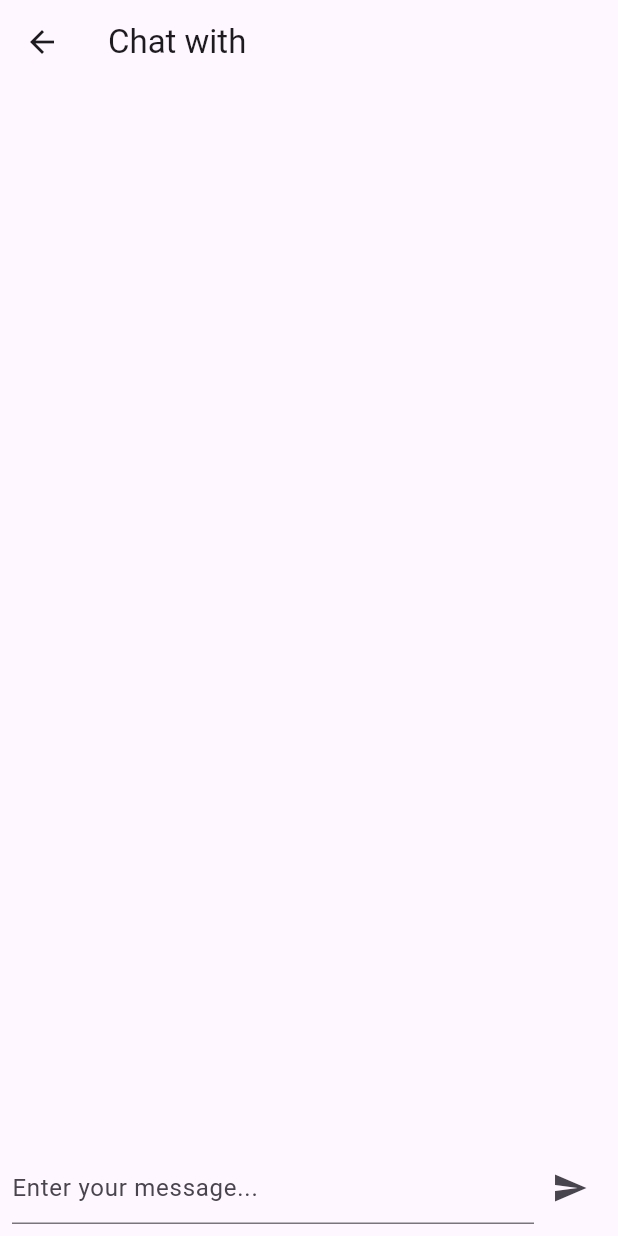
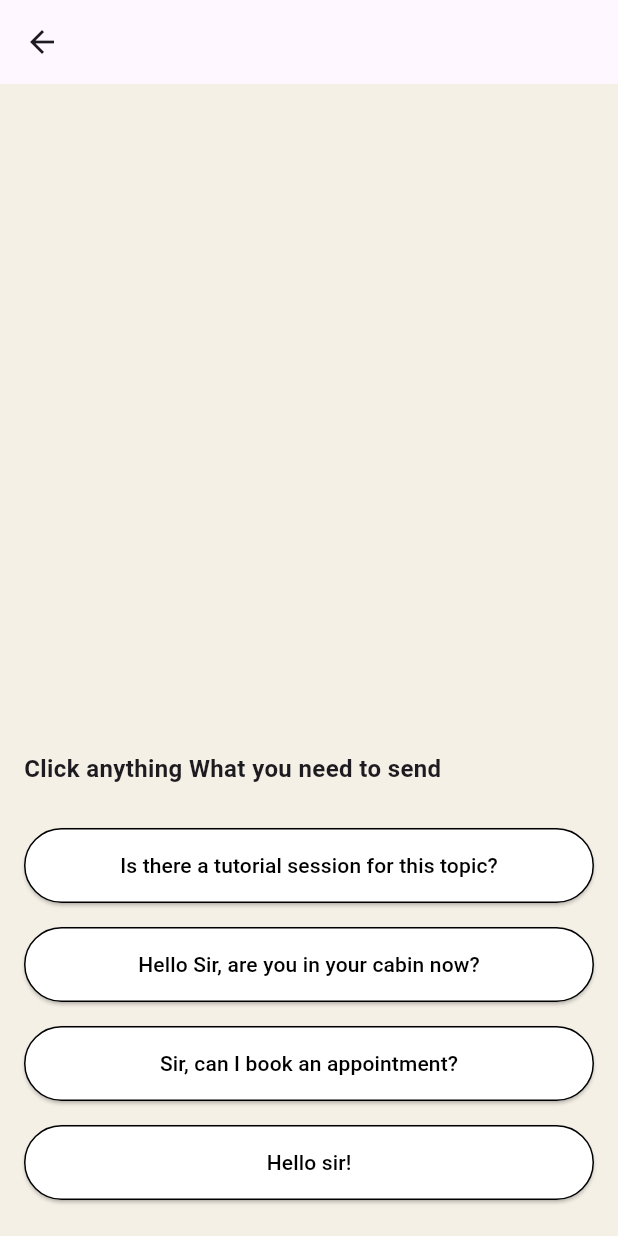
Before and after one commit to SanjanaJaya/Finder, a Flutter app: the LecturerDetailPage screen opened directly with empty values, after a tap on "Chat with Lecturer", on a phone screen of 412 x 824 dp. Run offline on Flutter 3.47's test engine with Material 3 defaults, Android fonts, the phone set to English and light mode, and no system bars; our stand-ins replace cloud_firestore, firebase_auth, firebase_core; accounts and stored records are empty.

Commit message:
Fully updated and finished chat option with ui improvements.

```diff
--- a/finder/lib/lecturer_detail_page.dart
+++ b/finder/lib/lecturer_detail_page.dart
@@ -3,7 +3,7 @@ import 'student_chat_screen.dart';
 
 class LecturerDetailPage extends StatelessWidget {
   final Map<String, dynamic> lecturer;
-  final String studentUid; // Pass the student's UID
+  final String studentUid;
 
   LecturerDetailPage({required this.lecturer, required this.studentUid});
 
@@ -35,7 +35,7 @@ class LecturerDetailPage extends StatelessWidget {
               radius: 50,
               backgroundImage: AssetImage(
                 'assets/profile_placeholder.png',
-              ), // Update as needed
+              ),
             ),
             const SizedBox(height: 10),
             Text(
@@ -44,21 +44,21 @@ class LecturerDetailPage extends StatelessWidget {
             ),
             const SizedBox(height: 5),
             Text(
-              lecturer['Job_Role'],
+              lecturer['Job_Role'] ?? "Unknown role",
               style: TextStyle(fontSize: 16, color: Colors.grey[700]),
             ),
             const SizedBox(height: 20),
             ListTile(
               leading: const Icon(Icons.email),
-              title: Text(lecturer['Email']),
+              title: Text(lecturer['Email'] ?? "No email available"),
             ),
             ListTile(
               leading: const Icon(Icons.phone),
-              title: Text(lecturer['Contact No']),
+              title: Text(lecturer['Contact No'] ?? "No contact available"),
             ),
             ListTile(
               leading: const Icon(Icons.business),
-              title: Text(lecturer['Faculty_Name']),
+              title: Text(lecturer['Faculty_Name'] ?? "No faculty info"),
             ),
             const SizedBox(height: 20),
             ElevatedButton(
@@ -87,18 +87,16 @@ class LecturerDetailPage extends StatelessWidget {
             const SizedBox(height: 20),
             ElevatedButton.icon(
               onPressed: () {
-                // Ensure lecturer contains 'Email' and 'uid'
-                if (lecturer.containsKey('Email') &&
-                    lecturer.containsKey('uid')) {
+                if (lecturer.containsKey('uid')) {
                   Navigator.push(
                     context,
                     MaterialPageRoute(
-                      builder:
-                          (context) => StudentChatScreen(
-                            lecturerEmail: lecturer['Email'],
-                            lecturerId: lecturer['uid'],
-                            studentUid: studentUid, // Pass student's UID
-                          ),
+                      builder: (context) => StudentChatScreen(
+                        lecturerId: lecturer['uid'],
+                        studentUid: studentUid,
+                        lecturerFirstName: lecturer['L_First_Name'] ?? '',
+                        lecturerLastName: lecturer['L_Last_Name'] ?? '',
+                      ),
                     ),
                   );
                 } else {
--- a/finder/lib/student_chat_screen.dart
+++ b/finder/lib/student_chat_screen.dart
@@ -2,55 +2,72 @@ import 'package:flutter/material.dart';
 import 'package:cloud_firestore/cloud_firestore.dart';
 
 class StudentChatScreen extends StatefulWidget {
-  final String lecturerEmail;
   final String lecturerId;
   final String studentUid;
+  final String lecturerFirstName;
+  final String lecturerLastName;
 
   StudentChatScreen({
-    required this.lecturerEmail,
     required this.lecturerId,
     required this.studentUid,
+    required this.lecturerFirstName,
+    required this.lecturerLastName,
   });
 
   @override
   _StudentChatScreenState createState() => _StudentChatScreenState();
 }
 
-class _StudentChatScreenState extends State<StudentChatScreen> {
-  final TextEditingController _messageController = TextEditingController();
-  int _sentMessages = 0; // Track sent messages
+class _StudentChatScreenState extends State<StudentChatScreen>
+    with SingleTickerProviderStateMixin {
+  int _sentMessagesToday = 0;
+  final List<String> _predefinedMessages = [
+    "Is there a tutorial session for this topic?",
+    "Hello Sir, are you in your cabin now?",
+    "Sir, can I book an appointment?",
+    "Hello sir!",
+  ];
+
+  late AnimationController _controller;
+  late Animation<Offset> _animation;
 
   @override
   void initState() {
     super.initState();
-    _checkSentMessages(); // Check message count on load
+    _checkMessagesToday();
+    _controller = AnimationController(
+      duration: Duration(milliseconds: 300),
+      vsync: this,
+    );
+    _animation = Tween<Offset>(
+      begin: Offset(0, 1),
+      end: Offset(0, 0),
+    ).animate(CurvedAnimation(parent: _controller, curve: Curves.easeOut));
   }
 
-  // Check how many messages the student has sent
-  Future<void> _checkSentMessages() async {
-    QuerySnapshot sentMessages =
-        await FirebaseFirestore.instance
+  Future<void> _checkMessagesToday() async {
+    DateTime now = DateTime.now();
+    DateTime startOfDay = DateTime(now.year, now.month, now.day);
+
+    QuerySnapshot sentMessages = await FirebaseFirestore.instance
         .collection('Messages')
         .where('senderId', isEqualTo: widget.studentUid)
         .where('receiverId', isEqualTo: widget.lecturerId)
+        .where('timestamp', isGreaterThanOrEqualTo: Timestamp.fromDate(startOfDay))
         .get();
 
     setState(() {
-      _sentMessages = sentMessages.docs.length;
+      _sentMessagesToday = sentMessages.docs.length;
     });
   }
 
-  // Send message function
-  Future<void> _sendMessage() async {
-    if (_sentMessages >= 4) {
+  Future<void> _sendMessage(String message) async {
+    if (_sentMessagesToday >= 4) {
       ScaffoldMessenger.of(context).showSnackBar(
-        SnackBar(content: Text("Message limit reached (4 messages).")),
+        SnackBar(content: Text("Message limit reached (4 messages per day).")),
       );
       return;
     }
-
-    String message = _messageController.text.trim();
-    if (message.isEmpty) return;
 
     await FirebaseFirestore.instance.collection('Messages').add({
       'senderId': widget.studentUid,
@@ -60,31 +77,35 @@ class _StudentChatScreenState extends State<StudentChatScreen> {
     });
 
     setState(() {
-      _sentMessages++;
+      _sentMessagesToday++;
     });
 
-    _messageController.clear();
+    _controller.forward(from: 0);
   }
 
   @override
   Widget build(BuildContext context) {
     return Scaffold(
-      appBar: AppBar(title: Text("Chat with ${widget.lecturerEmail}")),
-      body: Column(
+      appBar: AppBar(
+        title: Text(
+          "${widget.lecturerFirstName} ${widget.lecturerLastName}",
+          style: TextStyle(fontWeight: FontWeight.bold),
+        ),
+        leading: IconButton(
+          icon: Icon(Icons.arrow_back),
+          onPressed: () => Navigator.of(context).pop(),
+        ),
+      ),
+      body: Container(
+        color: Color(0xFFF5F0E6),
+        child: Column(
           children: [
             Expanded(
               child: StreamBuilder<QuerySnapshot>(
-              stream:
-                  FirebaseFirestore.instance
+                stream: FirebaseFirestore.instance
                     .collection('Messages')
-                      .where(
-                        'senderId',
-                        whereIn: [widget.studentUid, widget.lecturerId],
-                      )
-                      .where(
-                        'receiverId',
-                        whereIn: [widget.studentUid, widget.lecturerId],
-                      )
+                    .where('senderId', whereIn: [widget.studentUid, widget.lecturerId])
+                    .where('receiverId', whereIn: [widget.studentUid, widget.lecturerId])
                     .orderBy('timestamp', descending: true)
                     .snapshots(),
                 builder: (context, snapshot) {
@@ -98,35 +119,25 @@ class _StudentChatScreenState extends State<StudentChatScreen> {
                     reverse: true,
                     itemCount: messages.length,
                     itemBuilder: (context, index) {
-                    var message =
-                        messages[index].data() as Map<String, dynamic>;
-
-                    // Safely handle null timestamp
-                    var timestamp =
-                        message['timestamp'] != null
-                            ? (message['timestamp'] as Timestamp).toDate()
-                            : DateTime.now();
-
-                    // Check if the message is from the student or lecturer
+                      var message = messages[index].data() as Map<String, dynamic>;
                       bool isMe = message['senderId'] == widget.studentUid;
 
-                    return Align(
-                      alignment:
-                          isMe ? Alignment.centerRight : Alignment.centerLeft,
+                      return SlideTransition(
+                        position: _animation,
+                        child: Align(
+                          alignment: isMe ? Alignment.centerRight : Alignment.centerLeft,
                           child: Container(
-                        margin: EdgeInsets.symmetric(
-                          vertical: 4,
-                          horizontal: 8,
-                        ),
+                            margin: EdgeInsets.symmetric(vertical: 4, horizontal: 8),
                             padding: EdgeInsets.all(12),
                             decoration: BoxDecoration(
-                          color: isMe ? Colors.blue : Colors.grey[300],
+                              color: isMe ? Colors.white : Colors.black,
                               borderRadius: BorderRadius.circular(12),
                             ),
                             child: Text(
                               message['message'],
                               style: TextStyle(
-                            color: isMe ? Colors.white : Colors.black,
+                                color: isMe ? Colors.black : Colors.white,
+                              ),
                             ),
                           ),
                         ),
@@ -137,24 +148,42 @@ class _StudentChatScreenState extends State<StudentChatScreen> {
               ),
             ),
             Padding(
-            padding: const EdgeInsets.all(8.0),
-            child: Row(
+              padding: const EdgeInsets.all(16.0),
+              child: Column(
+                crossAxisAlignment: CrossAxisAlignment.start,
                 children: [
-                Expanded(
-                  child: TextField(
-                    controller: _messageController,
-                    decoration: InputDecoration(
-                      hintText: "Enter your message...",
+                  Text(
+                    "Click anything What you need to send",
+                    style: TextStyle(fontSize: 16, fontWeight: FontWeight.bold),
                   ),
-                    enabled: _sentMessages < 4, // Disable if limit reached
+                  SizedBox(height: 20),
+                  ..._predefinedMessages.map(
+                        (msg) => Padding(
+                      padding: const EdgeInsets.symmetric(vertical: 8.0),
+                      child: ElevatedButton(
+                        style: ElevatedButton.styleFrom(
+                          backgroundColor: Colors.white,
+                          foregroundColor: Colors.black,
+                          minimumSize: Size(double.infinity, 50),
+                          side: BorderSide(color: Colors.black),
+                        ),
+                        onPressed: () => _sendMessage(msg),
+                        child: Text(msg),
                       ),
                     ),
-                IconButton(icon: Icon(Icons.send), onPressed: _sendMessage),
+                  ).toList(),
                 ],
               ),
             ),
           ],
         ),
+      ),
     );
   }
+
+  @override
+  void dispose() {
+    _controller.dispose();
+    super.dispose();
   }
+}
```
Also changed, not shown: finder/lib/lecturer_chat_screen.dart (+46 -23 lines), finder/lib/lecturer_inbox.dart (+77 -5 lines). Lines whose indentation alone changed are shown as unchanged.
